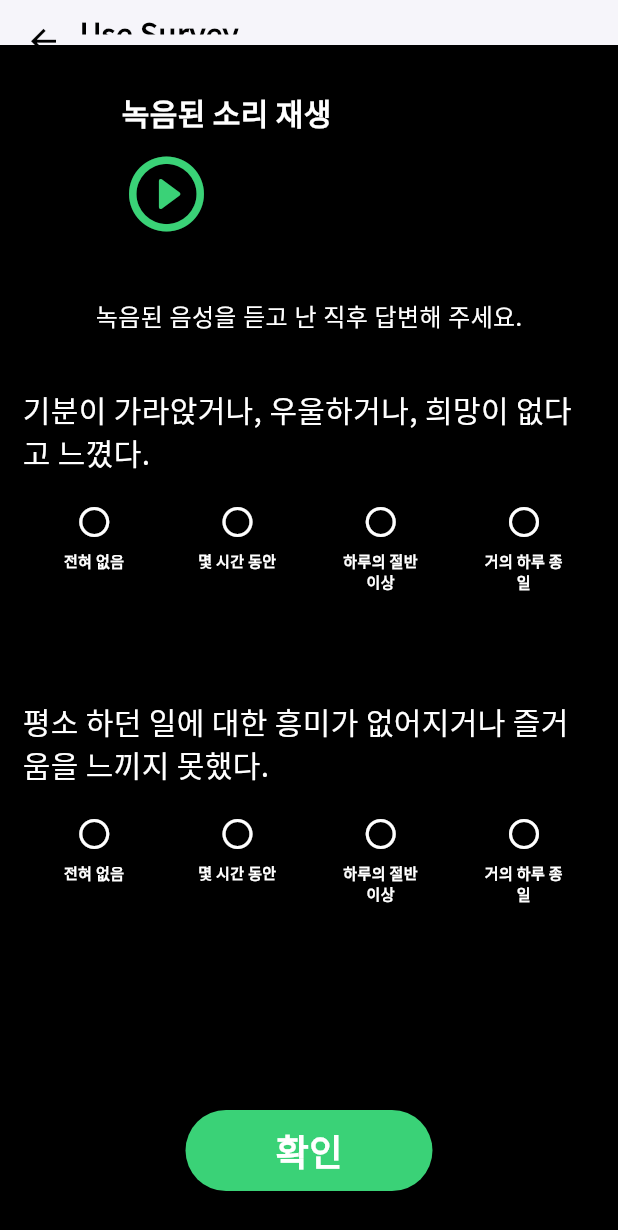
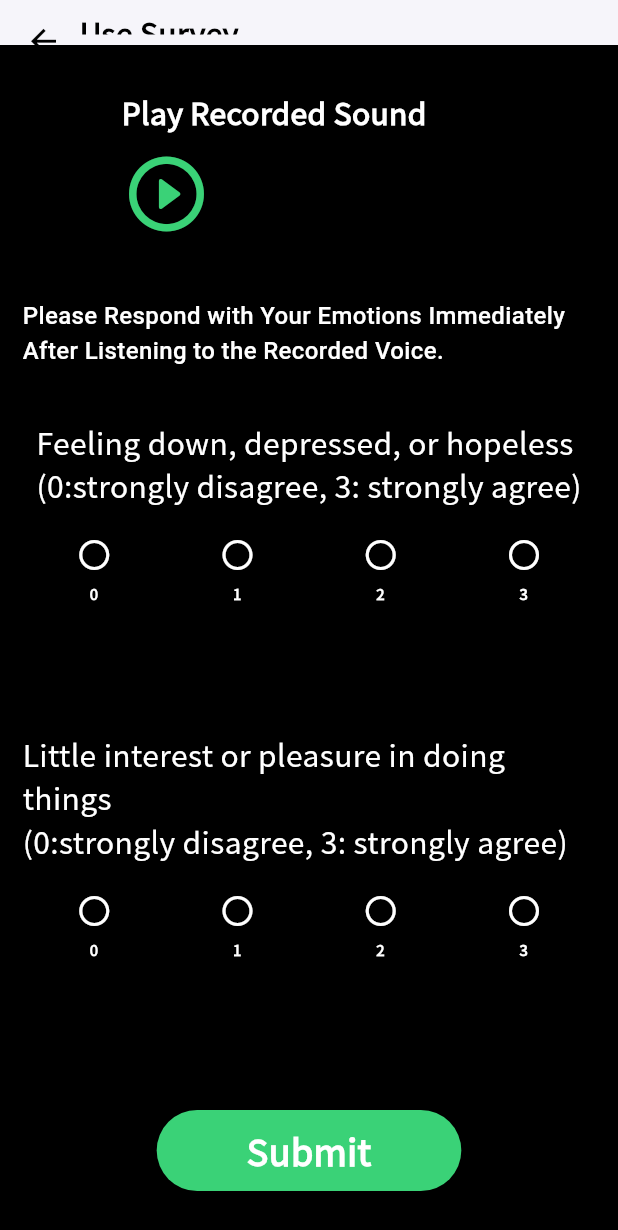
Before and after one commit to ssKimholy/multi-modal_alarm_app, a Flutter app: the ESMScreen screen opened directly, on a phone screen of 412 x 824 dp. Shown: the top 1230 px of the screen. Run offline on Flutter 3.47's test engine with Material 3 defaults, Android fonts, the phone set to English and light mode, and no system bars; our stand-ins replace audioplayers, awesome_notifications, dio, firebase_core, firebase_messaging, flutter_dotenv and 5 more; missing offline and left inert: dart:ffi, flutter_ringtone_player, flutter_sound; accounts and stored records are empty; Roboto replaces fonts that are missing (Noto_Sans); project files that could hold a hidden picture were left out.

Commit message:
end of alarmcare application

```diff
--- a/lib/screens/alarm_setting_screen.dart
+++ b/lib/screens/alarm_setting_screen.dart
@@ -171,7 +171,8 @@ class _AlarmSettingScreenState extends State<AlarmSettingScreen> {
                 },
               ),
               Text(
-                '${widget.takerName}님에게 알람 설정',
+                // '${widget.takerName}님에게 알람 설정',
+                'Alarm for ${widget.takerName}',
                 style: const TextStyle(
                     color: Colors.black,
                     fontFamily: 'Noto_Sans_KR',
@@ -236,7 +237,8 @@ class _AlarmSettingScreenState extends State<AlarmSettingScreen> {
                     color: const Color(0xff3AD277),
                     borderRadius: BorderRadius.circular(10.0)),
                 child: Text(
-                  '완료',
+                  // '완료',
+                  'Complete',
                   style: TextStyle(
                       color: Colors.white.withOpacity(0.9),
                       fontFamily: 'Noto_Sans_KR',
--- a/lib/screens/esm_screen.dart
+++ b/lib/screens/esm_screen.dart
@@ -138,7 +138,9 @@ class _ESMScreenState extends State<ESMScreen> {
               child: Column(
                 crossAxisAlignment: CrossAxisAlignment.start,
                 children: [
-                  const Text('녹음된 소리 재생',
+                  const Text(
+                      // '녹음된 소리 재생',
+                      'Play Recorded Sound',
                       style: TextStyle(
                           fontFamily: 'Noto_Sans_KR',
                           fontSize: 20,
@@ -166,7 +168,7 @@ class _ESMScreenState extends State<ESMScreen> {
               height: 40.0,
             ),
             const Text(
-              '녹음된 음성을 듣고 난 직후 답변해 주세요.',
+              'Please Respond with Your Emotions Immediately After Listening to the Recorded Voice.',
               style: TextStyle(
                   color: Colors.white,
                   fontFamily: 'Noto_Sans',
@@ -180,7 +182,9 @@ class _ESMScreenState extends State<ESMScreen> {
               child: ListView(
                 children: [
                   const Center(
-                    child: Text('기분이 가라앉거나, 우울하거나, 희망이 없다고 느꼈다.',
+                    child: Text(
+                        // '기분이 가라앉거나, 우울하거나, 희망이 없다고 느꼈다.\n(0:전혀 아니다. 3: 매우 그렇다.)',
+                        'Feeling down, depressed, or hopeless\n(0:strongly disagree, 3: strongly agree)',
                         style: TextStyle(
                             color: Colors.white,
                             fontFamily: 'Noto_Sans_KR',
@@ -193,17 +197,19 @@ class _ESMScreenState extends State<ESMScreen> {
                   Row(
                     mainAxisAlignment: MainAxisAlignment.spaceAround,
                     children: [
-                      checkButton('전혀 없음', 0, 0),
-                      checkButton('몇 시간 동안', 1, 0),
-                      checkButton('하루의 절반 이상', 2, 0),
-                      checkButton('거의 하루 종일', 3, 0),
+                      checkButton('0', 0, 0),
+                      checkButton('1', 1, 0),
+                      checkButton('2', 2, 0),
+                      checkButton('3', 3, 0),
                     ],
                   ),
                   const SizedBox(
                     height: 50.0,
                   ),
                   const Center(
-                    child: Text('평소 하던 일에 대한 흥미가 없어지거나 즐거움을 느끼지 못했다.',
+                    child: Text(
+                        // '평소 하던 일에 대한 흥미가 없어지거나 즐거움을 느끼지 못했다.\n(0:전혀 아니다. 3: 매우 그렇다.)',
+                        'Little interest or pleasure in doing things\n(0:strongly disagree, 3: strongly agree)',
                         style: TextStyle(
                             color: Colors.white,
                             fontFamily: 'Noto_Sans_KR',
@@ -216,17 +222,17 @@ class _ESMScreenState extends State<ESMScreen> {
                   Row(
                     mainAxisAlignment: MainAxisAlignment.spaceAround,
                     children: [
-                      checkButton('전혀 없음', 0, 1),
-                      checkButton('몇 시간 동안', 1, 1),
-                      checkButton('하루의 절반 이상', 2, 1),
-                      checkButton('거의 하루 종일', 3, 1),
+                      checkButton('0', 0, 1),
+                      checkButton('1', 1, 1),
+                      checkButton('2', 2, 1),
+                      checkButton('3', 3, 1),
                     ],
                   ),
                   const SizedBox(
                     height: 50.0,
                   ),
                   const Center(
-                    child: Text('상대방이 나를 챙겨준다는 느낌을 받았다.',
+                    child: Text('I felt like my peer was taking care of me.',
                         style: TextStyle(
                             color: Colors.white,
                             fontFamily: 'Noto_Sans_KR',
@@ -239,11 +245,10 @@ class _ESMScreenState extends State<ESMScreen> {
                   Row(
                     mainAxisAlignment: MainAxisAlignment.spaceAround,
                     children: [
-                      checkButton('전혀 그렇지 않다\n', 1, 2),
-                      checkButton('그렇지 않다\n', 2, 2),
-                      checkButton('보통이다\n', 3, 2),
-                      checkButton('그렇다\n', 4, 2),
-                      checkButton('매우 그렇다\n', 5, 2),
+                      checkButton('strongly disagree\n', 1, 2),
+                      checkButton('disagree\n', 2, 2),
+                      checkButton('agree\n', 3, 2),
+                      checkButton('strongly agree\n', 4, 2),
                     ],
                   ),
                 ],
@@ -278,7 +283,7 @@ class _ESMScreenState extends State<ESMScreen> {
                   color: const Color(0xff3AD277),
                 ),
                 child: const Text(
-                  '확인',
+                  'Submit',
                   style: TextStyle(
                       fontFamily: 'Noto_Sans_KR',
                       fontSize: 24,
--- a/lib/screens/friends_screen.dart
+++ b/lib/screens/friends_screen.dart
@@ -45,7 +45,8 @@ class _FriendScreenState extends State<FriendScreen> {
 
     return Scaffold(
       appBar: const CustomAppBar(
-        title: '친구 목록',
+        // title: '친구 목록',
+        title: 'Friends List',
         marginVar: 58.0,
       ),
       bottomNavigationBar: const CustomBottomNavBar(),
@@ -54,10 +55,10 @@ class _FriendScreenState extends State<FriendScreen> {
           const Row(
             children: [
               IntroductionOfPage(
-                introTitle: '친구에게 알람 설정',
-                introSubTitle: '알람을 맞춰주고 싶은 친구를 선택해 추가하세요.',
+                introTitle: 'Alarm Setting',
+                introSubTitle: 'set an alarm for your friend.',
               ),
-              IntroButton(buttonText: '친구 추가'),
+              IntroButton(buttonText: 'add friend'),
             ],
           ),
           Expanded(
@@ -87,7 +88,8 @@ class _FriendScreenState extends State<FriendScreen> {
                         padding: EdgeInsets.symmetric(vertical: 20),
                         child: Center(
                             child: Text(
-                          '즐겨찾기에 추가된 친구가 없습니다.',
+                          // '즐겨찾기에 추가된 친구가 없습니다.',
+                          '',
                           style: TextStyle(
                               fontFamily: 'Noto_Sans_KR',
                               fontSize: 12,
@@ -102,7 +104,7 @@ class _FriendScreenState extends State<FriendScreen> {
                       Image.asset('assets/images/png/friends.png'),
                       const SizedBox(width: 5.0),
                       const Text(
-                        '전체 친구',
+                        'List',
                         style: TextStyle(
                           color: Colors.black,
                           fontFamily: 'Noto_Sans_KR',
--- a/lib/widgets/alarm_setting_widgets/alarm_name_input.dart
+++ b/lib/widgets/alarm_setting_widgets/alarm_name_input.dart
@@ -15,7 +15,7 @@ class AlarmNameInput extends StatelessWidget {
         crossAxisAlignment: CrossAxisAlignment.start,
         children: [
           const Text(
-            '알람 이름',
+            'Alarm name',
             style: TextStyle(
               color: Colors.black,
               fontFamily: 'Noto_Sans_KR',
@@ -42,7 +42,8 @@ class AlarmNameInput extends StatelessWidget {
                   width: 1.0,
                 ),
               ),
-              hintText: '상대에게 보여줄 알람의 이름을 작성하세요.',
+              // hintText: '상대에게 보여줄 알람의 이름을 작성하세요.',
+              hintText: 'Write the Name of the Alarm to Show Your Peer.',
               hintStyle: TextStyle(
                   color: const Color(0xff898585).withOpacity(0.6),
                   fontFamily: 'Noto_Sans_KR',
--- a/lib/widgets/alarm_setting_widgets/alarm_period_input.dart
+++ b/lib/widgets/alarm_setting_widgets/alarm_period_input.dart
@@ -16,7 +16,7 @@ class AlarmPeriodInput extends StatelessWidget {
         crossAxisAlignment: CrossAxisAlignment.start,
         children: [
           const Text(
-            '알람을 반복할 요일',
+            'Repeat Days',
             style: TextStyle(
               color: Colors.black,
               fontFamily: 'Noto_Sans_KR',
--- a/lib/widgets/alarm_setting_widgets/alarm_recording_input.dart
+++ b/lib/widgets/alarm_setting_widgets/alarm_recording_input.dart
@@ -29,11 +29,12 @@ class AlarmRecordingInput extends StatelessWidget {
       child: Column(
         children: [
           const Text(
-            '당신의 목소리로 알람음을 설정해주세요.',
+            // '당신의 목소리로 알람음을 설정해주세요.',
+            'Set the Alarm Sound with Your Voice.',
             style: TextStyle(
               color: Colors.black,
               fontFamily: 'Noto_Sans_KR',
-              fontSize: 18,
+              fontSize: 16,
               fontWeight: FontWeight.w600,
             ),
           ),
--- a/lib/widgets/alarm_setting_widgets/alarm_time_input.dart
+++ b/lib/widgets/alarm_setting_widgets/alarm_time_input.dart
@@ -23,7 +23,8 @@ class AlarmTimeInput extends StatelessWidget {
           crossAxisAlignment: CrossAxisAlignment.start,
           children: [
             const Text(
-              '알람이 울릴 시간',
+              // '알람이 울릴 시간',
+              'Time for the Alarm',
               style: TextStyle(
                 color: Colors.black,
                 fontFamily: 'Noto_Sans_KR',
--- a/lib/widgets/friend_widget.dart
+++ b/lib/widgets/friend_widget.dart
@@ -109,7 +109,7 @@ class _FriendWidgetState extends State<FriendWidget> {
                       mainAxisAlignment: MainAxisAlignment.center,
                       children: [
                         Text(
-                          '설정한 알람',
+                          'Show Alarm List',
                           style: TextStyle(
                               color: Color(0xff3AD277),
                               fontFamily: 'Noto_Sans_KR',
@@ -150,10 +150,10 @@ class _FriendWidgetState extends State<FriendWidget> {
                         child: Row(
                           children: [
                             const Text(
-                              '알람 설정',
+                              'Alarm Setting',
                               style: TextStyle(
                                   fontFamily: 'Noto_Sans_KR',
-                                  fontSize: 15,
+                                  fontSize: 14,
                                   fontWeight: FontWeight.w500,
                                   color: Colors.black),
                             ),
```
Also changed, not shown: lib/screens/alarm_screen.dart (+8 -6 lines).
